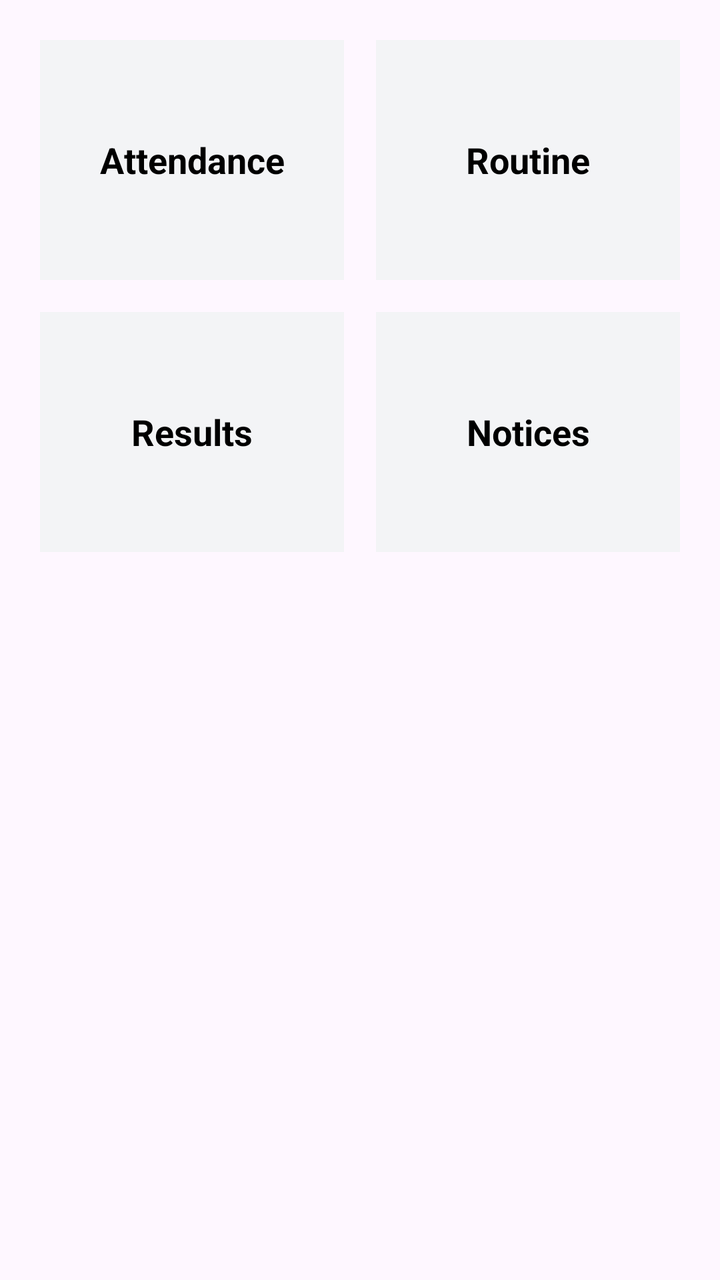
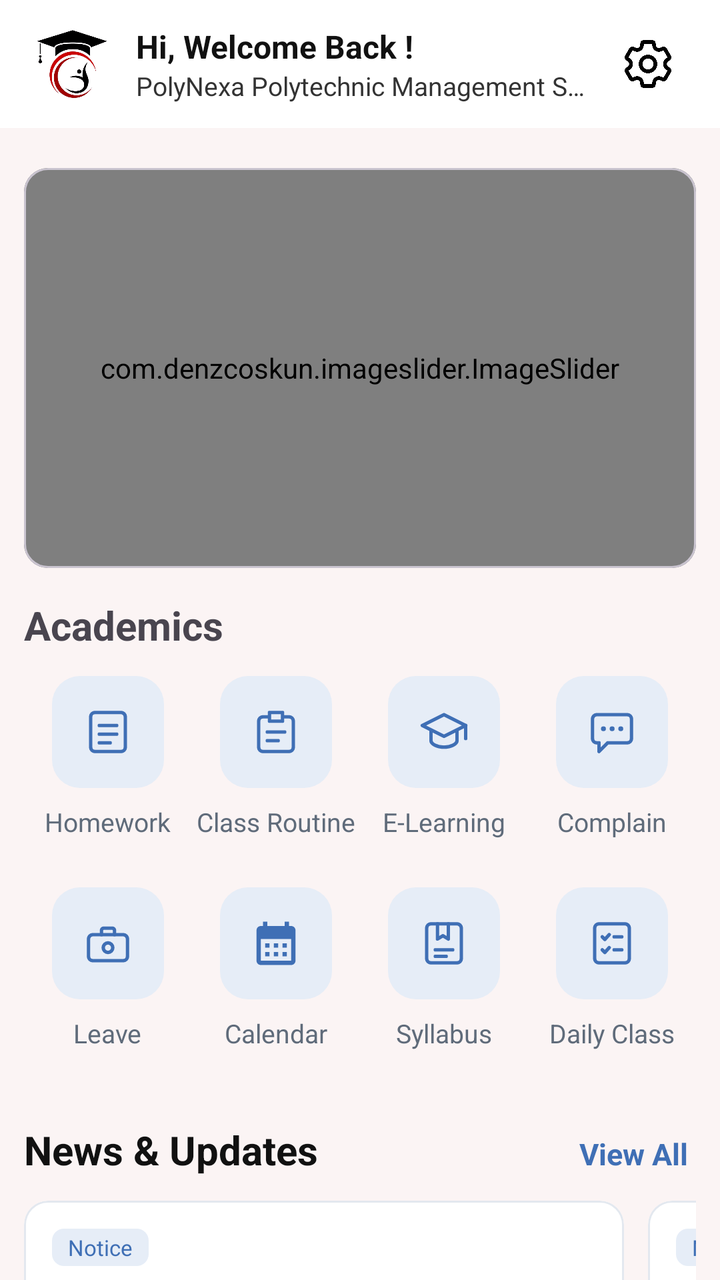

Compare the two renders of this Android layout. The source of the first and the diff that turns it into the second are given below.
<!-- AndroidManifest.xml: application theme Theme.PolyNexa -->
<!-- res/layout/fragment_student_home.xml -->
<?xml version="1.0" encoding="utf-8"?>
<GridLayout xmlns:android="http://schemas.android.com/apk/res/android"
    android:layout_width="match_parent"
    android:layout_height="match_parent"
    android:columnCount="2"
    android:padding="12dp">

    <TextView style="@style/DashCard" android:text="Attendance"/>
    <TextView style="@style/DashCard" android:text="Routine"/>
    <TextView style="@style/DashCard" android:text="Results"/>
    <TextView style="@style/DashCard" android:text="Notices"/>
</GridLayout>
<!-- resources referenced by this layout -->
<resources>
  <style name="DashCard">
          <item name="android:layout_width">0dp</item>
          <item name="android:layout_height">120dp</item>
          <item name="android:layout_columnWeight">1</item>
          <item name="android:layout_margin">8dp</item>
          <item name="android:gravity">center</item>
          <item name="android:background">@color/card_bg</item>
          <item name="android:textColor">@color/black</item>
          <item name="android:textSize">18sp</item>
          <item name="android:textStyle">bold</item>
      </style>
  <color name="card_bg">#F3F4F6</color>
  <color name="black">#FF000000</color>
  <style name="Base.Theme.PolyNexa" parent="Theme.Material3.DayNight.NoActionBar">
          
          
  
          <item name="android:statusBarColor">@color/white</item>
          <item name="android:windowLightStatusBar">true</item>
      </style>
  <!-- unchanged entries left out for length: 2 -->
</resources>

<!-- the commit's change to res/layout/fragment_student_home.xml (unified diff, before → after) -->
@@ -1,12 +1,406 @@
 <?xml version="1.0" encoding="utf-8"?>
-<GridLayout xmlns:android="http://schemas.android.com/apk/res/android"
+<androidx.constraintlayout.widget.ConstraintLayout xmlns:android="http://schemas.android.com/apk/res/android"
+    xmlns:app="http://schemas.android.com/apk/res-auto"
     android:layout_width="match_parent"
     android:layout_height="match_parent"
-    android:columnCount="2"
-    android:padding="12dp">
-
-    <TextView style="@style/DashCard" android:text="Attendance"/>
-    <TextView style="@style/DashCard" android:text="Routine"/>
-    <TextView style="@style/DashCard" android:text="Results"/>
-    <TextView style="@style/DashCard" android:text="Notices"/>
-</GridLayout>
+    android:background="@color/background">
+
+    <androidx.constraintlayout.widget.ConstraintLayout
+        android:id="@+id/toolbar"
+        android:layout_width="0dp"
+        android:layout_height="?attr/actionBarSize"
+        android:background="@android:color/white"
+        android:paddingStart="16dp"
+        android:paddingEnd="16dp"
+        app:layout_constraintEnd_toEndOf="parent"
+        app:layout_constraintStart_toStartOf="parent"
+        app:layout_constraintTop_toTopOf="parent">
+
+        <ImageView
+            android:id="@+id/imgProfile"
+            android:layout_width="40dp"
+            android:layout_height="40dp"
+            android:src="@drawable/app_logo"
+            app:layout_constraintBottom_toBottomOf="parent"
+            app:layout_constraintStart_toStartOf="parent"
+            app:layout_constraintTop_toTopOf="parent" />
+
+        <LinearLayout
+            android:layout_width="0dp"
+            android:layout_height="wrap_content"
+            android:layout_marginStart="12dp"
+            android:layout_marginEnd="8dp"
+            android:orientation="vertical"
+            app:layout_constraintBottom_toBottomOf="parent"
+            app:layout_constraintEnd_toStartOf="@id/imgSettings"
+            app:layout_constraintStart_toEndOf="@id/imgProfile"
+            app:layout_constraintTop_toTopOf="parent">
+
+            <TextView
+                android:id="@+id/tvGreeting"
+                android:layout_width="wrap_content"
+                android:layout_height="wrap_content"
+                android:text="Hi, Welcome Back !"
+                android:textColor="#111111"
+                android:textSize="16sp"
+                android:textStyle="bold" />
+
+            <TextView
+                android:id="@+id/tvSubtitle"
+                android:layout_width="wrap_content"
+                android:layout_height="wrap_content"
+                android:ellipsize="end"
+                android:maxLines="1"
+                android:text="PolyNexa Polytechnic Management System"
+                android:textColor="#333333"
+                android:textSize="13sp" />
+        </LinearLayout>
+
+        <ImageView
+            android:id="@+id/imgSettings"
+            android:layout_width="40dp"
+            android:layout_height="40dp"
+            android:background="?attr/selectableItemBackgroundBorderless"
+            android:padding="8dp"
+            android:src="@drawable/ic_settings"
+            app:layout_constraintBottom_toBottomOf="parent"
+            app:layout_constraintEnd_toEndOf="parent"
+            app:layout_constraintTop_toTopOf="parent" />
+
+    </androidx.constraintlayout.widget.ConstraintLayout>
+
+    <androidx.core.widget.NestedScrollView
+        android:id="@+id/contentContainer"
+        android:layout_width="0dp"
+        android:layout_height="0dp"
+        android:fillViewport="true"
+        android:overScrollMode="never"
+        app:layout_constraintBottom_toBottomOf="parent"
+        app:layout_constraintEnd_toEndOf="parent"
+        app:layout_constraintStart_toStartOf="parent"
+        app:layout_constraintTop_toBottomOf="@id/toolbar">
+
+        <androidx.constraintlayout.widget.ConstraintLayout
+            android:layout_width="match_parent"
+            android:layout_height="wrap_content"
+            android:padding="12dp">
+
+            <com.google.android.material.card.MaterialCardView
+                android:id="@+id/mc_slidecart"
+                android:layout_width="0dp"
+                android:layout_height="200dp"
+                android:layout_marginTop="8dp"
+                app:cardCornerRadius="12dp"
+                app:layout_constraintEnd_toEndOf="parent"
+                app:layout_constraintStart_toStartOf="parent"
+                app:layout_constraintTop_toTopOf="parent">
+
+                <com.denzcoskun.imageslider.ImageSlider
+                    android:id="@+id/image_slider"
+                    android:layout_width="match_parent"
+                    android:layout_height="match_parent"
+                    app:iss_auto_cycle="true"
+                    app:iss_delay="1500"
+                    app:iss_period="1500"
+                    app:iss_text_align="CENTER" />
+            </com.google.android.material.card.MaterialCardView>
+
+            <TextView
+                android:id="@+id/academic"
+                android:layout_width="match_parent"
+                android:layout_height="wrap_content"
+                android:paddingTop="15dp"
+                android:text="Academics"
+                android:textSize="20sp"
+                android:textStyle="bold"
+                app:layout_constraintStart_toStartOf="parent"
+                app:layout_constraintTop_toBottomOf="@+id/mc_slidecart" />
+
+            <LinearLayout
+                android:id="@+id/academicGrid"
+                android:layout_width="match_parent"
+                android:layout_height="wrap_content"
+                android:orientation="vertical"
+                app:layout_constraintTop_toBottomOf="@+id/academic">
+
+                <LinearLayout
+                    android:layout_width="match_parent"
+                    android:layout_height="wrap_content"
+                    android:baselineAligned="false"
+                    android:orientation="horizontal">
+
+                    <LinearLayout
+                        android:id="@+id/menuHomework"
+                        style="@style/MenuItem"
+                        android:clickable="true"
+                        android:focusable="true">
+
+                        <ImageView
+                            style="@style/MenuIcon"
+                            android:src="@drawable/ic_homework" />
+
+                        <TextView
+                            style="@style/MenuText"
+                            android:text="Homework" />
+                    </LinearLayout>
+
+                    <LinearLayout
+                        android:id="@+id/menuClassRoutine"
+                        style="@style/MenuItem"
+                        android:clickable="true"
+                        android:focusable="true">
+
+                        <ImageView
+                            style="@style/MenuIcon"
+                            android:src="@drawable/ic_class_routine" />
+
+                        <TextView
+                            style="@style/MenuText"
+                            android:text="Class Routine" />
+                    </LinearLayout>
+
+                    <LinearLayout
+                        android:id="@+id/menuELearning"
+                        style="@style/MenuItem"
+                        android:clickable="true"
+                        android:focusable="true">
+
+                        <ImageView
+                            style="@style/MenuIcon"
+                            android:src="@drawable/ic_elearning" />
+
+                        <TextView
+                            style="@style/MenuText"
+                            android:text="E-Learning" />
+                    </LinearLayout>
+
+                    <LinearLayout
+                        android:id="@+id/menuComplain"
+                        style="@style/MenuItem"
+                        android:clickable="true"
+                        android:focusable="true">
+
+                        <ImageView
+                            style="@style/MenuIcon"
+                            android:src="@drawable/ic_complain" />
+
+                        <TextView
+                            style="@style/MenuText"
+                            android:text="Complain" />
+                    </LinearLayout>
+                </LinearLayout>
+
+                <LinearLayout
+                    android:layout_width="match_parent"
+                    android:layout_height="wrap_content"
+                    android:baselineAligned="false"
+                    android:orientation="horizontal">
+
+                    <LinearLayout
+                        android:id="@+id/menuLeave"
+                        style="@style/MenuItem"
+                        android:clickable="true"
+                        android:focusable="true">
+
+                        <ImageView
+                            style="@style/MenuIcon"
+                            android:src="@drawable/ic_leave" />
+
+                        <TextView
+                            style="@style/MenuText"
+                            android:text="Leave" />
+                    </LinearLayout>
+
+                    <LinearLayout
+                        android:id="@+id/menuCalendar"
+                        style="@style/MenuItem"
+                        android:clickable="true"
+                        android:focusable="true">
+
+                        <ImageView
+                            style="@style/MenuIcon"
+                            android:src="@drawable/ic_calendar" />
+
+                        <TextView
+                            style="@style/MenuText"
+                            android:text="Calendar" />
+                    </LinearLayout>
+
+                    <LinearLayout
+                        android:id="@+id/menuSyllabus"
+                        style="@style/MenuItem"
+                        android:clickable="true"
+                        android:focusable="true">
+
+                        <ImageView
+                            style="@style/MenuIcon"
+                            android:src="@drawable/ic_syllabus" />
+
+                        <TextView
+                            style="@style/MenuText"
+                            android:text="Syllabus" />
+                    </LinearLayout>
+
+                    <LinearLayout
+                        android:id="@+id/menuDailyClass"
+                        style="@style/MenuItem"
+                        android:clickable="true"
+                        android:focusable="true">
+
+                        <ImageView
+                            style="@style/MenuIcon"
+                            android:src="@drawable/ic_daily_class" />
+
+                        <TextView
+                            style="@style/MenuText"
+                            android:text="Daily Class" />
+                    </LinearLayout>
+                </LinearLayout>
+            </LinearLayout>
+
+            <TextView
+                android:id="@+id/tvNewsTitle"
+                android:layout_width="wrap_content"
+                android:layout_height="wrap_content"
+                android:layout_marginTop="24dp"
+                android:text="News &amp; Updates"
+                android:textColor="#111111"
+                android:textSize="20sp"
+                android:textStyle="bold"
+                app:layout_constraintStart_toStartOf="parent"
+                app:layout_constraintTop_toBottomOf="@+id/academicGrid" />
+
+            <TextView
+                android:id="@+id/tvViewAll"
+                android:layout_width="wrap_content"
+                android:layout_height="wrap_content"
+                android:background="?attr/selectableItemBackground"
+                android:padding="4dp"
+                android:text="View All"
+                android:textColor="#3F6FB5"
+                android:textSize="15sp"
+                android:textStyle="bold"
+                app:layout_constraintBaseline_toBaselineOf="@+id/tvNewsTitle"
+                app:layout_constraintEnd_toEndOf="parent" />
+
+            <HorizontalScrollView
+                android:id="@+id/newsScroll"
+                android:layout_width="0dp"
+                android:layout_height="wrap_content"
+                android:layout_marginTop="12dp"
+                android:layout_marginBottom="16dp"
+                android:overScrollMode="never"
+                android:scrollbars="none"
+                app:layout_constraintEnd_toEndOf="parent"
+                app:layout_constraintStart_toStartOf="parent"
+                app:layout_constraintTop_toBottomOf="@+id/tvNewsTitle">
+
+                <LinearLayout
+                    android:layout_width="wrap_content"
+                    android:layout_height="wrap_content"
+                    android:orientation="horizontal">
+
+                    <com.google.android.material.card.MaterialCardView
+                        android:layout_width="300dp"
+                        android:layout_height="wrap_content"
+                        android:layout_marginEnd="12dp"
+                        app:cardBackgroundColor="@android:color/white"
+                        app:cardCornerRadius="12dp"
+                        app:cardElevation="0dp"
+                        app:strokeColor="#E3E8EF"
+                        app:strokeWidth="1dp">
+
+                        <LinearLayout
+                            android:layout_width="match_parent"
+                            android:layout_height="wrap_content"
+                            android:orientation="vertical"
+                            android:padding="14dp">
+
+                            <TextView
+                                android:layout_width="wrap_content"
+                                android:layout_height="wrap_content"
+                                android:background="@drawable/bg_tag"
+                                android:paddingStart="8dp"
+                                android:paddingTop="2dp"
+                                android:paddingEnd="8dp"
+                                android:paddingBottom="2dp"
+                                android:text="Notice"
+                                android:textColor="#3F6FB5"
+                                android:textSize="11sp" />
+
+                            <TextView
+                                android:layout_width="match_parent"
+                                android:layout_height="wrap_content"
+                                android:layout_marginTop="8dp"
+                                android:ellipsize="end"
+                                android:maxLines="2"
+                                android:text="Notice Regarding Upcoming Parent-Teacher Meeting"
+                                android:textColor="#111111"
+                                android:textSize="15sp"
+                                android:textStyle="bold" />
+
+                            <TextView
+                                android:layout_width="match_parent"
+                                android:layout_height="wrap_content"
+                                android:layout_marginTop="6dp"
+                                android:text="Digital Nepal School  •  6 Chaitra, 2080  •  12:00 AM"
+                                android:textColor="#6B7685"
+                                android:textSize="11sp" />
+                        </LinearLayout>
+                    </com.google.android.material.card.MaterialCardView>
+
+                    <com.google.android.material.card.MaterialCardView
+                        android:layout_width="300dp"
+                        android:layout_height="wrap_content"
+                        app:cardBackgroundColor="@android:color/white"
+                        app:cardCornerRadius="12dp"
+                        app:cardElevation="0dp"
+                        app:strokeColor="#E3E8EF"
+                        app:strokeWidth="1dp">
+
+                        <LinearLayout
+                            android:layout_width="match_parent"
+                            android:layout_height="wrap_content"
+                            android:orientation="vertical"
+                            android:padding="14dp">
+
+                            <TextView
+                                android:layout_width="wrap_content"
+                                android:layout_height="wrap_content"
+                                android:background="@drawable/bg_tag"
+                                android:paddingStart="8dp"
+                                android:paddingTop="2dp"
+                                android:paddingEnd="8dp"
+                                android:paddingBottom="2dp"
+                                android:text="Notice"
+                                android:textColor="#3F6FB5"
+                                android:textSize="11sp" />
+
+                            <TextView
+                                android:layout_width="match_parent"
+                                android:layout_height="wrap_content"
+                                android:layout_marginTop="8dp"
+                                android:ellipsize="end"
+                                android:maxLines="2"
+                                android:text="Annual Sports Day Announcement"
+                                android:textColor="#111111"
+                                android:textSize="15sp"
+                                android:textStyle="bold" />
+
+                            <TextView
+                                android:layout_width="match_parent"
+                                android:layout_height="wrap_content"
+                                android:layout_marginTop="6dp"
+                                android:text="Digital Nepal School  •  8 Chaitra, 2080  •  10:00 AM"
+                                android:textColor="#6B7685"
+                                android:textSize="11sp" />
+                        </LinearLayout>
+                    </com.google.android.material.card.MaterialCardView>
+
+                </LinearLayout>
+            </HorizontalScrollView>
+
+        </androidx.constraintlayout.widget.ConstraintLayout>
+    </androidx.core.widget.NestedScrollView>
+
+</androidx.constraintlayout.widget.ConstraintLayout>
<!-- resource entries referenced after the edit -->
@@ -1,24 +1,240 @@
 <!-- resources referenced by this layout -->
 <resources>
-  <style name="DashCard">
+  <color name="background">#FBF4F4</color>
+  <!-- drawable app_logo: png bitmap (drawable, 102664 bytes) -->
+  <!-- drawable bg_tag (drawable) -->
+  <?xml version="1.0" encoding="utf-8"?>
+  <shape xmlns:android="http://schemas.android.com/apk/res/android"
+      android:shape="rectangle">
+      <solid android:color="#E6EDF7" />
+      <corners android:radius="6dp" />
+  </shape>
+  <!-- drawable ic_calendar (drawable) -->
+  <vector xmlns:android="http://schemas.android.com/apk/res/android" android:height="24dp" android:tint="#000000" android:viewportHeight="24" android:viewportWidth="24" android:width="24dp">
+        
+      <path android:fillColor="@android:color/white" android:pathData="M19,4h-1V2h-2v2H8V2H6v2H5C3.89,4 3.01,4.9 3.01,6L3,20c0,1.1 0.89,2 2,2h14c1.1,0 2,-0.9 2,-2V6C21,4.9 20.1,4 19,4zM19,20H5V10h14V20zM9,14H7v-2h2V14zM13,14h-2v-2h2V14zM17,14h-2v-2h2V14zM9,18H7v-2h2V18zM13,18h-2v-2h2V18zM17,18h-2v-2h2V18z"/>
+      
+  </vector>
+  <!-- drawable ic_class_routine (drawable) -->
+  <?xml version="1.0" encoding="utf-8"?>
+  <vector xmlns:android="http://schemas.android.com/apk/res/android"
+      android:width="24dp"
+      android:height="24dp"
+      android:viewportWidth="24"
+      android:viewportHeight="24">
+      <path
+          android:pathData="M8,5H6A2,2 0 0 0 4,7V19A2,2 0 0 0 6,21H18A2,2 0 0 0 20,19V7A2,2 0 0 0 18,5H16"
+          android:strokeColor="#000000"
+          android:strokeWidth="1.6"
+          android:strokeLineCap="round"
+          android:strokeLineJoin="round" />
+      <path
+          android:pathData="M9,3H15V7H9Z"
+          android:strokeColor="#000000"
+          android:strokeWidth="1.6"
+          android:strokeLineCap="round"
+          android:strokeLineJoin="round" />
+      <path
+          android:pathData="M8,12H16M8,16H13"
+          android:strokeColor="#000000"
+          android:strokeWidth="1.6"
+          android:strokeLineCap="round"
+          android:strokeLineJoin="round" />
+  </vector>
+  <!-- drawable ic_complain (drawable) -->
+  <?xml version="1.0" encoding="utf-8"?>
+  <vector xmlns:android="http://schemas.android.com/apk/res/android"
+      android:width="24dp"
+      android:height="24dp"
+      android:viewportWidth="24"
+      android:viewportHeight="24">
+      <path
+          android:pathData="M5,4H19A2,2 0 0 1 21,6V15A2,2 0 0 1 19,17H10L6,21V17H5A2,2 0 0 1 3,15V6A2,2 0 0 1 5,4Z"
+          android:strokeColor="#000000"
+          android:strokeWidth="1.6"
+          android:strokeLineCap="round"
+          android:strokeLineJoin="round" />
+      <path
+          android:pathData="M8,10.5H8.1M12,10.5H12.1M16,10.5H16.1"
+          android:strokeColor="#000000"
+          android:strokeWidth="2.2"
+          android:strokeLineCap="round"
+          android:strokeLineJoin="round" />
+  </vector>
+  <!-- drawable ic_daily_class (drawable) -->
+  <?xml version="1.0" encoding="utf-8"?>
+  <vector xmlns:android="http://schemas.android.com/apk/res/android"
+      android:width="24dp"
+      android:height="24dp"
+      android:viewportWidth="24"
+      android:viewportHeight="24">
+      <path
+          android:pathData="M6,3H18A2,2 0 0 1 20,5V19A2,2 0 0 1 18,21H6A2,2 0 0 1 4,19V5A2,2 0 0 1 6,3Z"
+          android:strokeColor="#000000"
+          android:strokeWidth="1.6"
+          android:strokeLineCap="round"
+          android:strokeLineJoin="round" />
+      <path
+          android:pathData="M7.5,9L8.7,10.2L10.7,8M7.5,15L8.7,16.2L10.7,14"
+          android:strokeColor="#000000"
+          android:strokeWidth="1.6"
+          android:strokeLineCap="round"
+          android:strokeLineJoin="round" />
+      <path
+          android:pathData="M13,9H16.5M13,15H16.5"
+          android:strokeColor="#000000"
+          android:strokeWidth="1.6"
+          android:strokeLineCap="round"
+          android:strokeLineJoin="round" />
+  </vector>
+  <!-- drawable ic_elearning (drawable) -->
+  <?xml version="1.0" encoding="utf-8"?>
+  <vector xmlns:android="http://schemas.android.com/apk/res/android"
+      android:width="24dp"
+      android:height="24dp"
+      android:viewportWidth="24"
+      android:viewportHeight="24">
+      <path
+          android:pathData="M12,4L2,9L12,14L22,9Z"
+          android:strokeColor="#000000"
+          android:strokeWidth="1.6"
+          android:strokeLineCap="round"
+          android:strokeLineJoin="round" />
+      <path
+          android:pathData="M6,11.5V16C6,17.5 8.7,19 12,19C15.3,19 18,17.5 18,16V11.5"
+          android:strokeColor="#000000"
+          android:strokeWidth="1.6"
+          android:strokeLineCap="round"
+          android:strokeLineJoin="round" />
+      <path
+          android:pathData="M22,9V15"
+          android:strokeColor="#000000"
+          android:strokeWidth="1.6"
+          android:strokeLineCap="round"
+          android:strokeLineJoin="round" />
+  </vector>
+  <!-- drawable ic_homework (drawable) -->
+  <?xml version="1.0" encoding="utf-8"?>
+  <vector xmlns:android="http://schemas.android.com/apk/res/android"
+      android:width="24dp"
+      android:height="24dp"
+      android:viewportWidth="24"
+      android:viewportHeight="24">
+      <path
+          android:pathData="M6,3H18A2,2 0 0 1 20,5V19A2,2 0 0 1 18,21H6A2,2 0 0 1 4,19V5A2,2 0 0 1 6,3Z"
+          android:strokeColor="#000000"
+          android:strokeWidth="1.6"
+          android:strokeLineCap="round"
+          android:strokeLineJoin="round" />
+      <path
+          android:pathData="M8,9H16M8,13H16M8,17H13"
+          android:strokeColor="#000000"
+          android:strokeWidth="1.6"
+          android:strokeLineCap="round"
+          android:strokeLineJoin="round" />
+  </vector>
+  <!-- drawable ic_leave (drawable) -->
+  <?xml version="1.0" encoding="utf-8"?>
+  <vector xmlns:android="http://schemas.android.com/apk/res/android"
+      android:width="24dp"
+      android:height="24dp"
+      android:viewportWidth="24"
+      android:viewportHeight="24">
+      <path
+          android:pathData="M5,8H19A2,2 0 0 1 21,10V18A2,2 0 0 1 19,20H5A2,2 0 0 1 3,18V10A2,2 0 0 1 5,8Z"
+          android:strokeColor="#000000"
+          android:strokeWidth="1.6"
+          android:strokeLineCap="round"
+          android:strokeLineJoin="round" />
+      <path
+          android:pathData="M9,8V6A1,1 0 0 1 10,5H14A1,1 0 0 1 15,6V8"
+          android:strokeColor="#000000"
+          android:strokeWidth="1.6"
+          android:strokeLineCap="round"
+          android:strokeLineJoin="round" />
+      <path
+          android:pathData="M9.8,14A2.2,2.2 0 1 0 14.2,14A2.2,2.2 0 1 0 9.8,14Z"
+          android:strokeColor="#000000"
+          android:strokeWidth="1.6"
+          android:strokeLineCap="round"
+          android:strokeLineJoin="round" />
+  </vector>
+  <!-- drawable ic_settings: png bitmap (drawable, 19182 bytes) -->
+  <!-- drawable ic_syllabus (drawable) -->
+  <?xml version="1.0" encoding="utf-8"?>
+  <vector xmlns:android="http://schemas.android.com/apk/res/android"
+      android:width="24dp"
+      android:height="24dp"
+      android:viewportWidth="24"
+      android:viewportHeight="24">
+      <path
+          android:pathData="M6,3H18A2,2 0 0 1 20,5V19A2,2 0 0 1 18,21H6A2,2 0 0 1 4,19V5A2,2 0 0 1 6,3Z"
+          android:strokeColor="#000000"
+          android:strokeWidth="1.6"
+          android:strokeLineCap="round"
+          android:strokeLineJoin="round" />
+      <path
+          android:pathData="M9,3V10L11.5,8.5L14,10V3"
+          android:strokeColor="#000000"
+          android:strokeWidth="1.6"
+          android:strokeLineCap="round"
+          android:strokeLineJoin="round" />
+      <path
+          android:pathData="M8,15H16M8,18H13"
+          android:strokeColor="#000000"
+          android:strokeWidth="1.6"
+          android:strokeLineCap="round"
+          android:strokeLineJoin="round" />
+  </vector>
+  <style name="MenuIcon">
+          <item name="android:layout_width">56dp</item>
+          <item name="android:layout_height">56dp</item>
+          <item name="android:padding">15dp</item>
+          <item name="android:background">@drawable/bg_icon_box</item>
+          <item name="android:tint">#3F6FB5</item>
+      </style>
+  <style name="MenuItem">
           <item name="android:layout_width">0dp</item>
-          <item name="android:layout_height">120dp</item>
-          <item name="android:layout_columnWeight">1</item>
-          <item name="android:layout_margin">8dp</item>
-          <item name="android:gravity">center</item>
-          <item name="android:background">@color/card_bg</item>
-          <item name="android:textColor">@color/black</item>
-          <item name="android:textSize">18sp</item>
-          <item name="android:textStyle">bold</item>
-      </style>
-  <color name="card_bg">#F3F4F6</color>
-  <color name="black">#FF000000</color>
+          <item name="android:layout_height">wrap_content</item>
+          <item name="android:layout_weight">1</item>
+          <item name="android:orientation">vertical</item>
+          <item name="android:gravity">center_horizontal</item>
+          <item name="android:paddingTop">12dp</item>
+          <item name="android:paddingBottom">12dp</item>
+          <item name="android:background">?attr/selectableItemBackground</item>
+      </style>
+  <style name="MenuText">
+          <item name="android:layout_width">wrap_content</item>
+          <item name="android:layout_height">wrap_content</item>
+          <item name="android:layout_marginTop">8dp</item>
+          <item name="android:textSize">13sp</item>
+          <item name="android:textColor">#5F6B7A</item>
+          <item name="android:maxLines">1</item>
+      </style>
+  <!-- drawable bg_icon_box (drawable) -->
+  <?xml version="1.0" encoding="utf-8"?>
+  <shape xmlns:android="http://schemas.android.com/apk/res/android"
+      android:shape="rectangle">
+      <solid android:color="#E6EDF7" />
+      <corners android:radius="14dp" />
+  </shape>
   <style name="Base.Theme.PolyNexa" parent="Theme.Material3.DayNight.NoActionBar">
-          
-          
-  
+  
+          
           <item name="android:statusBarColor">@color/white</item>
           <item name="android:windowLightStatusBar">true</item>
+  
+          
+          <item name="android:navigationBarColor">@color/white</item>
+  
+  
+          
+          <item name="android:windowActionModeOverlay">true</item>
+  
+          
+          <item name="windowActionBar">false</item>
+          <item name="windowNoTitle">true</item>
+  
       </style>
   <!-- unchanged entries left out for length: 2 -->
 </resources>
